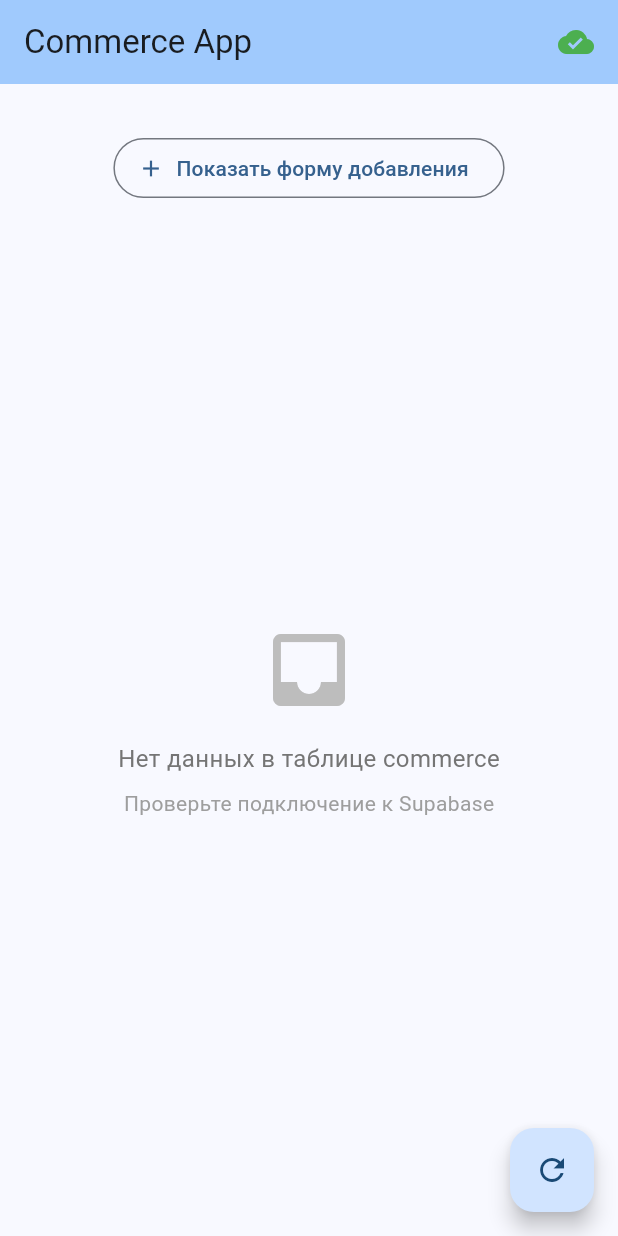
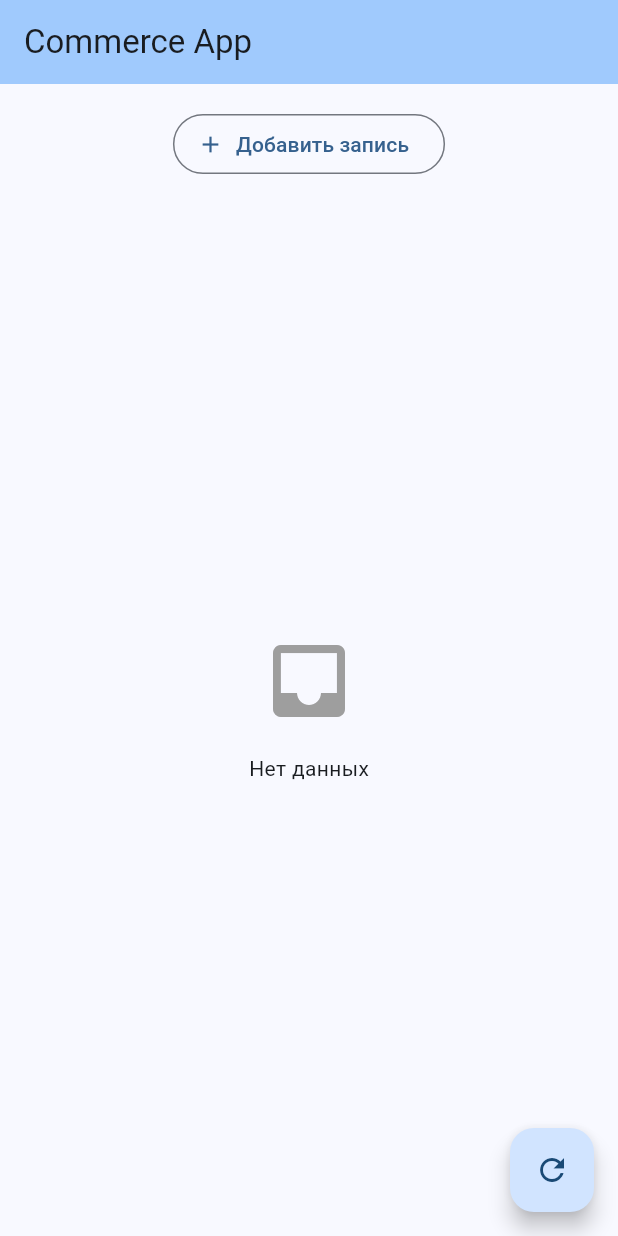
Before and after one commit to zero-to-absolute/zero-to-absolute.github.io, a Flutter app: the screen it shows after launch, on a phone screen of 412 x 824 dp. Run offline on Flutter 3.47's test engine with Material 3 defaults, Android fonts, the phone set to English and light mode, and no system bars; our stand-ins replace supabase_flutter; accounts and stored records are empty.

Commit message:
change code

```diff
--- a/flutter_supabase_app/lib/main.dart
+++ b/flutter_supabase_app/lib/main.dart
@@ -1,9 +1,12 @@
 import 'package:flutter/material.dart';
 import 'package:supabase_flutter/supabase_flutter.dart';
 
-Future<void> main() async {
+// Инициализация приложения с подключением к Supabase
+void main() async {
+  // Инициализация Flutter перед запуском
   WidgetsFlutterBinding.ensureInitialized();
 
+  // Подключение к Supabase
   await Supabase.initialize(
     url: 'https://zbptxyjdkybngjnvmygx.supabase.co',
     anonKey: 'eyJhbGciOiJIUzI1NiIsInR5cCI6IkpXVCJ9.eyJpc3MiOiJzdXBhYmFzZSIsInJlZiI6InpicHR4eWpka3libmdqbnZteWd4Iiwicm9sZSI6ImFub24iLCJpYXQiOjE3NjAwOTUxNjYsImV4cCI6MjA3NTY3MTE2Nn0.Z-AGcUCqURdQGNMKLSJCSyD9bDMUrqcPX-eBeuZ2s2w',
@@ -12,6 +15,7 @@ Future<void> main() async {
   runApp(const MyApp());
 }
 
+// Глобальная переменная для доступа к Supabase
 final supabase = Supabase.instance.client;
 
 class MyApp extends StatelessWidget {
@@ -38,22 +42,22 @@ class HomePage extends StatefulWidget {
 }
 
 class _HomePageState extends State<HomePage> {
-  final _formKey = GlobalKey<FormState>();
+  // Контроллеры для полей формы
   final _namingController = TextEditingController();
   final _statusController = TextEditingController();
   final _balanceController = TextEditingController();
 
-  List<Map<String, dynamic>> _items = [];
-  bool _isLoading = false;
-  String? _errorMessage;
-  bool _hasData = false;
-  bool _hasError = false;
+  // Переменная для обновления FutureBuilder
+  late Future<List<Map<String, dynamic>>> _dataFuture;
+
+  // Показывать или скрывать форму добавления
   bool _showAddForm = false;
 
   @override
   void initState() {
     super.initState();
-    _loadData();
+    // Загружаем данные при старте
+    _dataFuture = _loadData();
   }
 
   @override
@@ -64,85 +68,52 @@ class _HomePageState extends State<HomePage> {
     super.dispose();
   }
 
-  // 1. Методы для работы с данными
+  // Метод для загрузки данных из Supabase
+  Future<List<Map<String, dynamic>>> _loadData() async {
+    try {
+      // select() - получение данных из таблицы 'commerce'
+      final response = await supabase
+          .from('commerce')
+          .select()
+          .order('id', ascending: true);
 
-  // получение данных из таблицы
-  Future<void> _loadData() async {
-    setState(() {
-      _isLoading = true;
-      _errorMessage = null;
-      _hasError = false;
-    });
-
-    try {
-      // await - ожидание завершения асинхронной операции
-      final response = await supabase
-          .from('commerce') //  указание таблицы для работы
-          .select() //  получение данных
-          .order('id', ascending: true); // сортировка по id
-
-      print('Получено записей: ${response.length}'); // Отладочный вывод
-      print('Данные: $response'); // Отладочный вывод
-
-      // .then() - обработка результата операции
-      setState(() {
-        _items = List<Map<String, dynamic>>.from(response);
-        _hasData = _items.isNotEmpty;
-        _isLoading = false;
-      });
+      return List<Map<String, dynamic>>.from(response);
     } catch (error) {
-      // обработка ошибок
-      print('Ошибка загрузки: $error'); // Отладочный вывод
-      setState(() {
-        _errorMessage = error.toString();
-        _hasError = true;
-        _isLoading = false;
-      });
+      print('Ошибка загрузки: $error');
+      throw error;
     }
   }
 
-  // insert() - добавление новых записей
+  // Метод для добавления новой записи
   Future<void> _addItem() async {
-    if (!_formKey.currentState!.validate()) return;
-
-    setState(() {
-      _isLoading = true;
-      _errorMessage = null;
-      _hasError = false;
-    });
-
     try {
+      // insert() - добавление новых записей
       await supabase.from('commerce').insert({
         'naming': _namingController.text,
         'status': _statusController.text,
         'balance': double.tryParse(_balanceController.text) ?? 0,
       });
 
+      // Очистка полей формы
       _namingController.clear();
       _statusController.clear();
       _balanceController.clear();
 
-      // Автоматическое обновление списка при получении новых данных
-      await _loadData();
-
+      // Обновление списка данных
       setState(() {
+        _dataFuture = _loadData();
         _showAddForm = false;
       });
+
+      // Показываем уведомление об успехе
+      ScaffoldMessenger.of(context).showSnackBar(
+        const SnackBar(content: Text('Запись добавлена!')),
+      );
     } catch (error) {
-      setState(() {
-        _errorMessage = 'Ошибка добавления: ${error.toString()}';
-        _hasError = true;
-        _isLoading = false;
-      });
-    }
-  }
-
-  // Проверка состояния подключения
-  bool get _connectionState {
-    try {
-      return supabase.realtime.channels.isNotEmpty || true;
-    } catch (e) {
-      return true; // Предполагаем подключение
+      // Показываем ошибку
+      ScaffoldMessenger.of(context).showSnackBar(
+        SnackBar(content: Text('Ошибка: $error')),
+      );
     }
   }
 
@@ -152,250 +123,109 @@ class _HomePageState extends State<HomePage> {
       appBar: AppBar(
         backgroundColor: Theme.of(context).colorScheme.inversePrimary,
         title: const Text('Commerce App'),
-        actions: [
-          // Отображение статуса подключения
-          Padding(
-            padding: const EdgeInsets.all(16.0),
-            child: Icon(
-              _connectionState ? Icons.cloud_done : Icons.cloud_off,
-              color: _connectionState ? Colors.green : Colors.red,
-            ),
-          ),
-        ],
       ),
       body: Padding(
         padding: const EdgeInsets.all(16.0),
         child: Column(
           children: [
-            // Отображение статусов
-            if (_hasData)
-              Card(
-                color: Colors.green.shade100,
-                child: Padding(
-                  padding: const EdgeInsets.all(12.0),
-                  child: Row(
-                    children: [
-                      Icon(Icons.check_circle, color: Colors.green.shade700),
-                      const SizedBox(width: 8),
-                      Text(
-                        'Данные загружены: ${_items.length} записей',
-                        style: TextStyle(
-                          color: Colors.green.shade700,
-                          fontWeight: FontWeight.bold,
-                        ),
-                      ),
-                    ],
-                  ),
-                ),
+            // Кнопка для показа формы добавления
+            if (!_showAddForm)
+              OutlinedButton.icon(
+                onPressed: () => setState(() => _showAddForm = true),
+                icon: const Icon(Icons.add),
+                label: const Text('Добавить запись'),
               ),
 
-            if (_hasError && _errorMessage != null)
-              Card(
-                color: Colors.red.shade100,
-                child: Padding(
-                  padding: const EdgeInsets.all(12.0),
-                  child: Row(
-                    children: [
-                      Icon(Icons.error, color: Colors.red.shade700),
-                      const SizedBox(width: 8),
-                      Expanded(
-                        child: Column(
-                          crossAxisAlignment: CrossAxisAlignment.start,
-                          children: [
-                            Text(
-                              'Ошибка:',
-                              style: TextStyle(
-                                color: Colors.red.shade700,
-                                fontWeight: FontWeight.bold,
-                              ),
-                            ),
-                            const SizedBox(height: 4),
-                            Text(
-                              _errorMessage!,
-                              style: TextStyle(color: Colors.red.shade700),
-                            ),
-                          ],
-                        ),
-                      ),
-                    ],
-                  ),
-                ),
-              ),
+            // Форма для добавления
+            if (_showAddForm) _buildAddForm(),
 
             const SizedBox(height: 16),
 
-            // Кнопка для показа формы добавления
-            if (!_showAddForm)
-              OutlinedButton.icon(
-                onPressed: () {
-                  setState(() {
-                    _showAddForm = true;
-                  });
-                },
-                icon: const Icon(Icons.add),
-                label: const Text('Показать форму добавления'),
-              ),
-
-            // Форма для добавления новых записей (скрываемая)
-            if (_showAddForm)
-              Card(
-                elevation: 4,
-                child: Padding(
-                  padding: const EdgeInsets.all(16.0),
-                  child: Form(
-                    key: _formKey,
-                    child: Column(
-                      crossAxisAlignment: CrossAxisAlignment.start,
-                      children: [
-                        Row(
-                          mainAxisAlignment: MainAxisAlignment.spaceBetween,
-                          children: [
-                            const Text(
-                              'Добавить новую запись',
-                              style: TextStyle(
-                                fontSize: 18,
-                                fontWeight: FontWeight.bold,
-                              ),
-                            ),
-                            IconButton(
-                              icon: const Icon(Icons.close),
-                              onPressed: () {
-                                setState(() {
-                                  _showAddForm = false;
-                                });
-                              },
-                            ),
-                          ],
-                        ),
-                        const SizedBox(height: 12),
-                        TextFormField(
-                          controller: _namingController,
-                          decoration: const InputDecoration(
-                            labelText: 'Naming',
-                            border: OutlineInputBorder(),
-                            prefixIcon: Icon(Icons.person),
-                          ),
-                          validator: (value) {
-                            if (value == null || value.isEmpty) {
-                              return 'Пожалуйста, введите название';
-                            }
-                            return null;
-                          },
-                        ),
-                        const SizedBox(height: 12),
-                        TextFormField(
-                          controller: _statusController,
-                          decoration: const InputDecoration(
-                            labelText: 'Status',
-                            border: OutlineInputBorder(),
-                            prefixIcon: Icon(Icons.info),
-                          ),
-                          validator: (value) {
-                            if (value == null || value.isEmpty) {
-                              return 'Пожалуйста, введите статус';
-                            }
-                            return null;
-                          },
-                        ),
-                        const SizedBox(height: 12),
-                        TextFormField(
-                          controller: _balanceController,
-                          decoration: const InputDecoration(
-                            labelText: 'Balance',
-                            border: OutlineInputBorder(),
-                            prefixIcon: Icon(Icons.attach_money),
-                          ),
-                          keyboardType: TextInputType.number,
-                          validator: (value) {
-                            if (value == null || value.isEmpty) {
-                              return 'Пожалуйста, введите баланс';
-                            }
-                            if (double.tryParse(value) == null) {
-                              return 'Введите корректное число';
-                            }
-                            return null;
-                          },
-                        ),
-                        const SizedBox(height: 16),
-                        SizedBox(
-                          width: double.infinity,
-                          child: ElevatedButton.icon(
-                            onPressed: _isLoading ? null : _addItem,
-                            icon: const Icon(Icons.add),
-                            label: const Text('Добавить запись'),
-                            style: ElevatedButton.styleFrom(
-                              padding: const EdgeInsets.all(16),
-                            ),
-                          ),
-                        ),
-                      ],
-                    ),
-                  ),
-                ),
-              ),
-
-            const SizedBox(height: 16),
-
-            // Список данных с CircularProgressIndicator во время загрузки
+            // FutureBuilder для отображения данных
             Expanded(
-              child: _isLoading
-                  ? const Center(
+              child: FutureBuilder<List<Map<String, dynamic>>>(
+                future: _dataFuture,
+                builder: (context, snapshot) {
+                  // connectionState - состояние подключения
+                  if (snapshot.connectionState == ConnectionState.waiting) {
+                    // Показываем загрузку
+                    return const Center(
                       child: Column(
                         mainAxisAlignment: MainAxisAlignment.center,
                         children: [
-                          CircularProgressIndicator(), // Показывать во время загрузки
+                          CircularProgressIndicator(),
                           SizedBox(height: 16),
                           Text('Загрузка данных...'),
                         ],
                       ),
-                    )
-                  : _items.isEmpty
-                      ? Center(
-                          child: Column(
-                            mainAxisAlignment: MainAxisAlignment.center,
+                    );
+                  }
+
+                  // hasError - проверка наличия ошибки
+                  if (snapshot.hasError) {
+                    return Center(
+                      child: Column(
+                        mainAxisAlignment: MainAxisAlignment.center,
+                        children: [
+                          const Icon(Icons.error, size: 64, color: Colors.red),
+                          const SizedBox(height: 16),
+                          Text('Ошибка: ${snapshot.error}'),
+                        ],
+                      ),
+                    );
+                  }
+
+                  // hasData - проверка наличия данных
+                  if (!snapshot.hasData || snapshot.data!.isEmpty) {
+                    return const Center(
+                      child: Column(
+                        mainAxisAlignment: MainAxisAlignment.center,
+                        children: [
+                          Icon(Icons.inbox, size: 64, color: Colors.grey),
+                          SizedBox(height: 16),
+                          Text('Нет данных'),
+                        ],
+                      ),
+                    );
+                  }
+
+                  // Отображаем список данных
+                  final items = snapshot.data!;
+                  return Column(
+                    children: [
+                      // Статус загрузки
+                      Card(
+                        color: Colors.green.shade100,
+                        child: Padding(
+                          padding: const EdgeInsets.all(12.0),
+                          child: Row(
                             children: [
-                              Icon(
-                                Icons.inbox,
-                                size: 64,
-                                color: Colors.grey.shade400,
-                              ),
-                              const SizedBox(height: 16),
+                              Icon(Icons.check_circle, color: Colors.green.shade700),
+                              const SizedBox(width: 8),
                               Text(
-                                'Нет данных в таблице commerce',
+                                'Загружено записей: ${items.length}',
                                 style: TextStyle(
-                                  fontSize: 16,
-                                  color: Colors.grey.shade600,
-                                ),
-                              ),
-                              const SizedBox(height: 8),
-                              Text(
-                                'Проверьте подключение к Supabase',
-                                style: TextStyle(
-                                  fontSize: 14,
-                                  color: Colors.grey.shade500,
+                                  color: Colors.green.shade700,
+                                  fontWeight: FontWeight.bold,
                                 ),
                               ),
                             ],
                           ),
-                        )
-                      : ListView.builder(
-                          itemCount: _items.length,
+                        ),
+                      ),
+                      const SizedBox(height: 12),
+                      // Список
+                      Expanded(
+                        child: ListView.builder(
+                          itemCount: items.length,
                           itemBuilder: (context, index) {
-                            final item = _items[index];
+                            final item = items[index];
                             return Card(
-                              elevation: 2,
                               margin: const EdgeInsets.only(bottom: 12),
                               child: ListTile(
                                 contentPadding: const EdgeInsets.all(16),
                                 leading: CircleAvatar(
-                                  backgroundColor: Colors.blue.shade700,
-                                  child: Text(
-                                    '${item['id']}',
-                                    style: const TextStyle(
-                                      color: Colors.white,
-                                      fontWeight: FontWeight.bold,
-                                    ),
-                                  ),
+                                  child: Text('${item['id']}'),
                                 ),
                                 title: Text(
                                   item['naming'] ?? 'Без названия',
@@ -404,37 +234,11 @@ class _HomePageState extends State<HomePage> {
                                     fontWeight: FontWeight.bold,
                                   ),
                                 ),
-                                subtitle: Padding(
-                                  padding: const EdgeInsets.only(top: 8),
-                                  child: Column(
-                                    crossAxisAlignment: CrossAxisAlignment.start,
-                                    children: [
-                                      Row(
-                                        children: [
-                                          const Icon(
-                                            Icons.info_outline,
-                                            size: 16,
-                                            color: Colors.grey,
-                                          ),
-                                          const SizedBox(width: 4),
-                                          Text('Status: ${item['status'] ?? 'N/A'}'),
-                                        ],
-                                      ),
-                                      const SizedBox(height: 4),
-                                      Row(
-                                        children: [
-                                          const Icon(
-                                            Icons.account_balance_wallet,
-                                            size: 16,
-                                            color: Colors.grey,
-                                          ),
-                                          const SizedBox(width: 4),
-                                          Text('Balance: ${item['balance'] ?? 0}'),
-                                        ],
-                                      ),
-                                    ],
-                                  ),
+                                subtitle: Text(
+                                  'Status: ${item['status']}\n'
+                                  'Balance: ${item['balance']}',
                                 ),
+                                isThreeLine: true,
                                 trailing: Container(
                                   padding: const EdgeInsets.symmetric(
                                     horizontal: 12,
@@ -458,15 +262,83 @@ class _HomePageState extends State<HomePage> {
                             );
                           },
                         ),
+                      ),
+                    ],
+                  );
+                },
+              ),
             ),
           ],
         ),
       ),
+      // Кнопка обновления данных
       floatingActionButton: FloatingActionButton(
-        onPressed: _isLoading ? null : _loadData,
+        onPressed: () => setState(() => _dataFuture = _loadData()),
         tooltip: 'Обновить данные',
         child: const Icon(Icons.refresh),
       ),
     );
   }
+
+  // Виджет формы добавления
+  Widget _buildAddForm() {
+    return Card(
+      elevation: 4,
+      child: Padding(
+        padding: const EdgeInsets.all(16.0),
+        child: Column(
+          crossAxisAlignment: CrossAxisAlignment.start,
+          children: [
+            Row(
+              mainAxisAlignment: MainAxisAlignment.spaceBetween,
+              children: [
+                const Text(
+                  'Новая запись',
+                  style: TextStyle(fontSize: 18, fontWeight: FontWeight.bold),
+                ),
+                IconButton(
+                  icon: const Icon(Icons.close),
+                  onPressed: () => setState(() => _showAddForm = false),
+                ),
+              ],
+            ),
+            const SizedBox(height: 12),
+            TextField(
+              controller: _namingController,
+              decoration: const InputDecoration(
+                labelText: 'Naming',
+                border: OutlineInputBorder(),
+              ),
+            ),
+            const SizedBox(height: 12),
+            TextField(
+              controller: _statusController,
+              decoration: const InputDecoration(
+                labelText: 'Status',
+                border: OutlineInputBorder(),
+              ),
+            ),
+            const SizedBox(height: 12),
+            TextField(
+              controller: _balanceController,
+              decoration: const InputDecoration(
+                labelText: 'Balance',
+                border: OutlineInputBorder(),
+              ),
+              keyboardType: TextInputType.number,
+            ),
+            const SizedBox(height: 16),
+            SizedBox(
+              width: double.infinity,
+              child: ElevatedButton.icon(
+                onPressed: _addItem,
+                icon: const Icon(Icons.add),
+                label: const Text('Добавить'),
+              ),
+            ),
+          ],
+        ),
+      ),
+    );
+  }
 }
```
